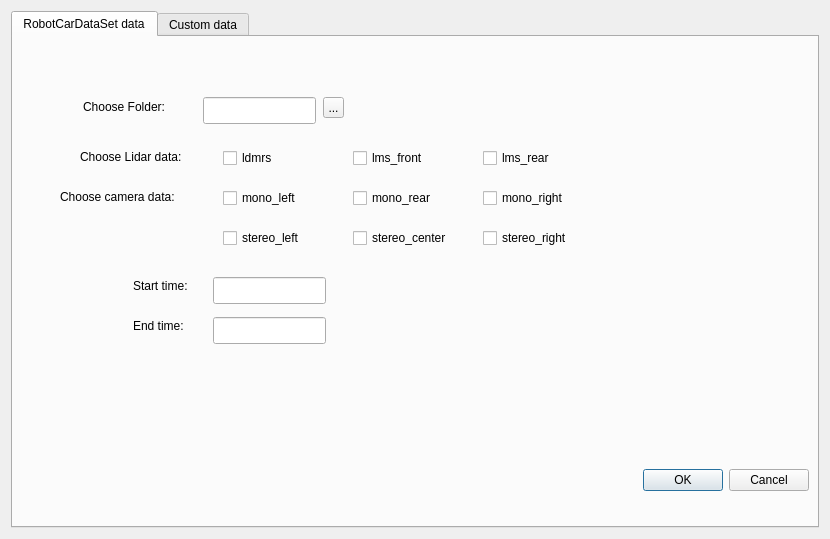
Above: SelectDataWindowDesign.ui from ukito-pl/RobotCarDataSet-GUI-Python before the change. Below: the same form after it.
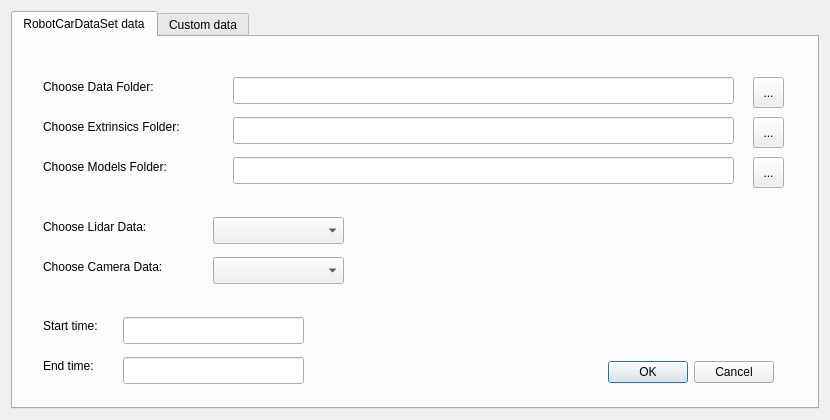
That is the form after the change.

Patch:
```diff
--- a/SelectDataWindowDesign.ui
+++ b/SelectDataWindowDesign.ui
@@ -7,7 +7,7 @@
     <x>0</x>
     <y>0</y>
     <width>830</width>
-    <height>539</height>
+    <height>420</height>
    </rect>
   </property>
   <property name="windowTitle">
@@ -16,6 +16,9 @@
   <layout class="QHBoxLayout" name="horizontalLayout_2">
    <item>
     <widget class="QTabWidget" name="tabWidget">
+     <property name="enabled">
+      <bool>true</bool>
+     </property>
      <property name="toolTip">
       <string>&lt;html&gt;&lt;head/&gt;&lt;body&gt;&lt;p&gt;&lt;br/&gt;&lt;/p&gt;&lt;/body&gt;&lt;/html&gt;</string>
      </property>
@@ -30,25 +33,37 @@
        <string>RobotCarDataSet data</string>
       </attribute>
       <widget class="QDialogButtonBox" name="buttonBox">
+       <property name="enabled">
+        <bool>true</bool>
+       </property>
        <property name="geometry">
         <rect>
-         <x>620</x>
-         <y>430</y>
-         <width>176</width>
-         <height>27</height>
+         <x>580</x>
+         <y>320</y>
+         <width>181</width>
+         <height>31</height>
         </rect>
        </property>
+       <property name="contextMenuPolicy">
+        <enum>Qt::ActionsContextMenu</enum>
+       </property>
+       <property name="orientation">
+        <enum>Qt::Horizontal</enum>
+       </property>
        <property name="standardButtons">
         <set>QDialogButtonBox::Cancel|QDialogButtonBox::Ok</set>
        </property>
+       <property name="centerButtons">
+        <bool>false</bool>
+       </property>
       </widget>
       <widget class="QToolButton" name="toolButton">
        <property name="geometry">
         <rect>
-         <x>310</x>
-         <y>60</y>
-         <width>21</width>
-         <height>21</height>
+         <x>740</x>
+         <y>40</y>
+         <width>31</width>
+         <height>31</height>
         </rect>
        </property>
        <property name="text">
@@ -64,9 +79,9 @@
       <widget class="QLineEdit" name="lineEdit">
        <property name="geometry">
         <rect>
-         <x>190</x>
-         <y>60</y>
-         <width>113</width>
+         <x>220</x>
+         <y>40</y>
+         <width>501</width>
          <height>27</height>
         </rect>
        </property>
@@ -74,175 +89,58 @@
       <widget class="QLabel" name="label">
        <property name="geometry">
         <rect>
-         <x>70</x>
-         <y>60</y>
-         <width>111</width>
+         <x>30</x>
+         <y>40</y>
+         <width>151</width>
          <height>20</height>
         </rect>
        </property>
        <property name="text">
-        <string>Choose Folder:</string>
+        <string>Choose Data Folder:</string>
        </property>
       </widget>
       <widget class="QLabel" name="label_2">
        <property name="geometry">
         <rect>
-         <x>67</x>
-         <y>110</y>
+         <x>30</x>
+         <y>180</y>
          <width>131</width>
          <height>20</height>
         </rect>
        </property>
        <property name="text">
-        <string>Choose Lidar data:</string>
-       </property>
-      </widget>
-      <widget class="QCheckBox" name="checkBox">
-       <property name="geometry">
-        <rect>
-         <x>210</x>
-         <y>110</y>
-         <width>99</width>
-         <height>22</height>
-        </rect>
-       </property>
-       <property name="text">
-        <string>ldmrs</string>
-       </property>
-      </widget>
-      <widget class="QCheckBox" name="checkBox_2">
-       <property name="geometry">
-        <rect>
-         <x>340</x>
-         <y>110</y>
-         <width>99</width>
-         <height>22</height>
-        </rect>
-       </property>
-       <property name="text">
-        <string>lms_front</string>
-       </property>
-      </widget>
-      <widget class="QCheckBox" name="checkBox_3">
-       <property name="geometry">
-        <rect>
-         <x>470</x>
-         <y>110</y>
-         <width>99</width>
-         <height>22</height>
-        </rect>
-       </property>
-       <property name="text">
-        <string>lms_rear</string>
+        <string>Choose Lidar Data:</string>
        </property>
       </widget>
       <widget class="QLabel" name="label_3">
        <property name="geometry">
         <rect>
-         <x>47</x>
-         <y>150</y>
+         <x>30</x>
+         <y>220</y>
          <width>151</width>
          <height>20</height>
         </rect>
        </property>
        <property name="text">
-        <string>Choose camera data:</string>
+        <string>Choose Camera Data:</string>
        </property>
       </widget>
-      <widget class="QCheckBox" name="checkBox_4">
+      <widget class="QLineEdit" name="startTime">
        <property name="geometry">
         <rect>
-         <x>340</x>
-         <y>150</y>
-         <width>99</width>
-         <height>22</height>
-        </rect>
-       </property>
-       <property name="text">
-        <string>mono_rear</string>
-       </property>
-      </widget>
-      <widget class="QCheckBox" name="checkBox_5">
-       <property name="geometry">
-        <rect>
-         <x>470</x>
-         <y>150</y>
-         <width>121</width>
-         <height>22</height>
-        </rect>
-       </property>
-       <property name="text">
-        <string>mono_right</string>
-       </property>
-      </widget>
-      <widget class="QCheckBox" name="checkBox_6">
-       <property name="geometry">
-        <rect>
-         <x>210</x>
-         <y>150</y>
-         <width>99</width>
-         <height>22</height>
-        </rect>
-       </property>
-       <property name="text">
-        <string>mono_left</string>
-       </property>
-      </widget>
-      <widget class="QCheckBox" name="checkBox_7">
-       <property name="geometry">
-        <rect>
-         <x>470</x>
-         <y>190</y>
-         <width>121</width>
-         <height>22</height>
-        </rect>
-       </property>
-       <property name="text">
-        <string>stereo_right</string>
-       </property>
-      </widget>
-      <widget class="QCheckBox" name="checkBox_8">
-       <property name="geometry">
-        <rect>
-         <x>340</x>
-         <y>190</y>
-         <width>121</width>
-         <height>22</height>
-        </rect>
-       </property>
-       <property name="text">
-        <string>stereo_center</string>
-       </property>
-      </widget>
-      <widget class="QCheckBox" name="checkBox_9">
-       <property name="geometry">
-        <rect>
-         <x>210</x>
-         <y>190</y>
-         <width>111</width>
-         <height>22</height>
-        </rect>
-       </property>
-       <property name="text">
-        <string>stereo_left</string>
-       </property>
-      </widget>
-      <widget class="QLineEdit" name="lineEdit_2">
-       <property name="geometry">
-        <rect>
-         <x>200</x>
-         <y>240</y>
-         <width>113</width>
-         <height>27</height>
-        </rect>
-       </property>
-      </widget>
-      <widget class="QLineEdit" name="lineEdit_3">
-       <property name="geometry">
-        <rect>
-         <x>200</x>
+         <x>110</x>
          <y>280</y>
-         <width>113</width>
+         <width>181</width>
+         <height>27</height>
+        </rect>
+       </property>
+      </widget>
+      <widget class="QLineEdit" name="endTime">
+       <property name="geometry">
+        <rect>
+         <x>110</x>
+         <y>320</y>
+         <width>181</width>
          <height>27</height>
         </rect>
        </property>
@@ -250,8 +148,8 @@
       <widget class="QLabel" name="label_4">
        <property name="geometry">
         <rect>
-         <x>120</x>
-         <y>240</y>
+         <x>30</x>
+         <y>280</y>
          <width>91</width>
          <height>17</height>
         </rect>
@@ -263,8 +161,8 @@
       <widget class="QLabel" name="label_5">
        <property name="geometry">
         <rect>
-         <x>120</x>
-         <y>280</y>
+         <x>30</x>
+         <y>320</y>
          <width>91</width>
          <height>17</height>
         </rect>
@@ -273,6 +171,165 @@
         <string>End time:</string>
        </property>
       </widget>
+      <widget class="QComboBox" name="chosseLidar">
+       <property name="geometry">
+        <rect>
+         <x>200</x>
+         <y>180</y>
+         <width>131</width>
+         <height>27</height>
+        </rect>
+       </property>
+       <item>
+        <property name="text">
+         <string/>
+        </property>
+       </item>
+       <item>
+        <property name="text">
+         <string>lms_front</string>
+        </property>
+       </item>
+       <item>
+        <property name="text">
+         <string>ldmrs</string>
+        </property>
+       </item>
+       <item>
+        <property name="text">
+         <string>lms_rear</string>
+        </property>
+       </item>
+      </widget>
+      <widget class="QComboBox" name="chooseCamera">
+       <property name="geometry">
+        <rect>
+         <x>200</x>
+         <y>220</y>
+         <width>131</width>
+         <height>27</height>
+        </rect>
+       </property>
+       <item>
+        <property name="text">
+         <string/>
+        </property>
+       </item>
+       <item>
+        <property name="text">
+         <string>mono_left</string>
+        </property>
+       </item>
+       <item>
+        <property name="text">
+         <string>mono_rear</string>
+        </property>
+       </item>
+       <item>
+        <property name="text">
+         <string>mono_right</string>
+        </property>
+       </item>
+       <item>
+        <property name="text">
+         <string>stereo_left</string>
+        </property>
+       </item>
+       <item>
+        <property name="text">
+         <string>stereo_center</string>
+        </property>
+       </item>
+       <item>
+        <property name="text">
+         <string>stereo_right</string>
+        </property>
+       </item>
+      </widget>
+      <widget class="QLabel" name="label_6">
+       <property name="geometry">
+        <rect>
+         <x>30</x>
+         <y>80</y>
+         <width>191</width>
+         <height>20</height>
+        </rect>
+       </property>
+       <property name="text">
+        <string>Choose Extrinsics Folder:</string>
+       </property>
+      </widget>
+      <widget class="QLabel" name="label_7">
+       <property name="geometry">
+        <rect>
+         <x>30</x>
+         <y>120</y>
+         <width>171</width>
+         <height>20</height>
+        </rect>
+       </property>
+       <property name="text">
+        <string>Choose Models Folder:</string>
+       </property>
+      </widget>
+      <widget class="QLineEdit" name="chooseExtrFolder">
+       <property name="geometry">
+        <rect>
+         <x>220</x>
+         <y>80</y>
+         <width>501</width>
+         <height>27</height>
+        </rect>
+       </property>
+      </widget>
+      <widget class="QLineEdit" name="chooseModelsFolder">
+       <property name="geometry">
+        <rect>
+         <x>220</x>
+         <y>120</y>
+         <width>501</width>
+         <height>27</height>
+        </rect>
+       </property>
+      </widget>
+      <widget class="QToolButton" name="toolButton_2">
+       <property name="geometry">
+        <rect>
+         <x>740</x>
+         <y>80</y>
+         <width>31</width>
+         <height>31</height>
+        </rect>
+       </property>
+       <property name="text">
+        <string>...</string>
+       </property>
+       <property name="toolButtonStyle">
+        <enum>Qt::ToolButtonIconOnly</enum>
+       </property>
+       <property name="arrowType">
+        <enum>Qt::NoArrow</enum>
+       </property>
+      </widget>
+      <widget class="QToolButton" name="toolButton_3">
+       <property name="geometry">
+        <rect>
+         <x>740</x>
+         <y>120</y>
+         <width>31</width>
+         <height>31</height>
+        </rect>
+       </property>
+       <property name="text">
+        <string>...</string>
+       </property>
+       <property name="toolButtonStyle">
+        <enum>Qt::ToolButtonIconOnly</enum>
+       </property>
+       <property name="arrowType">
+        <enum>Qt::NoArrow</enum>
+       </property>
+      </widget>
      </widget>
      <widget class="QWidget" name="tab_2">
       <attribute name="title">
```
Left out of the diff: 117 changed lines with no effect on the pictures.
